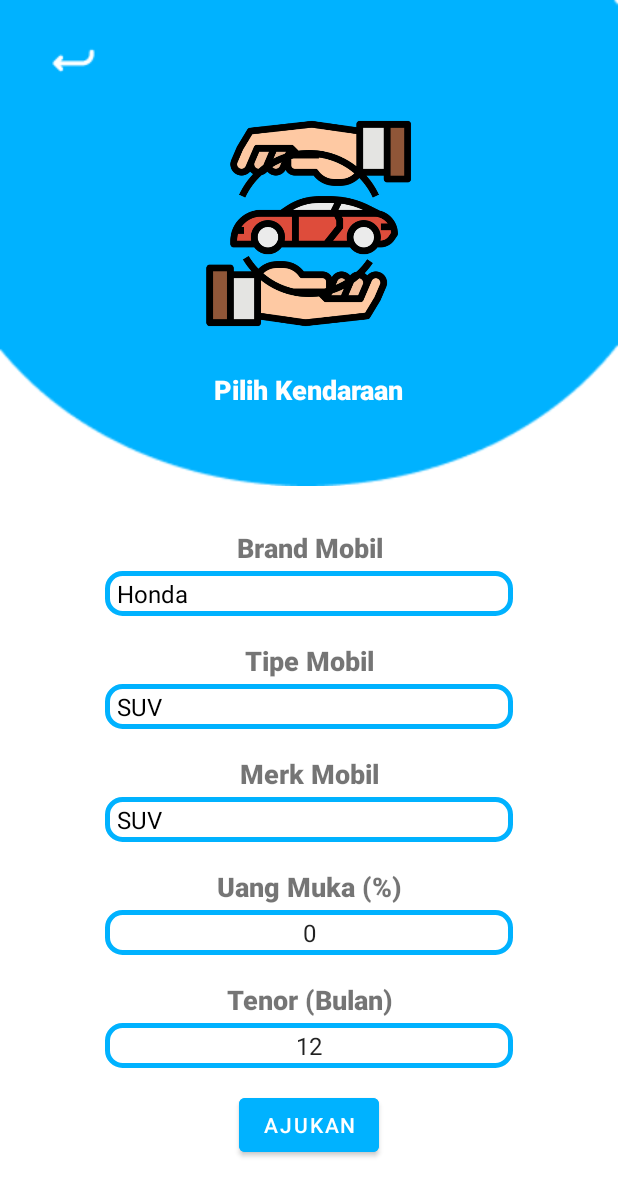
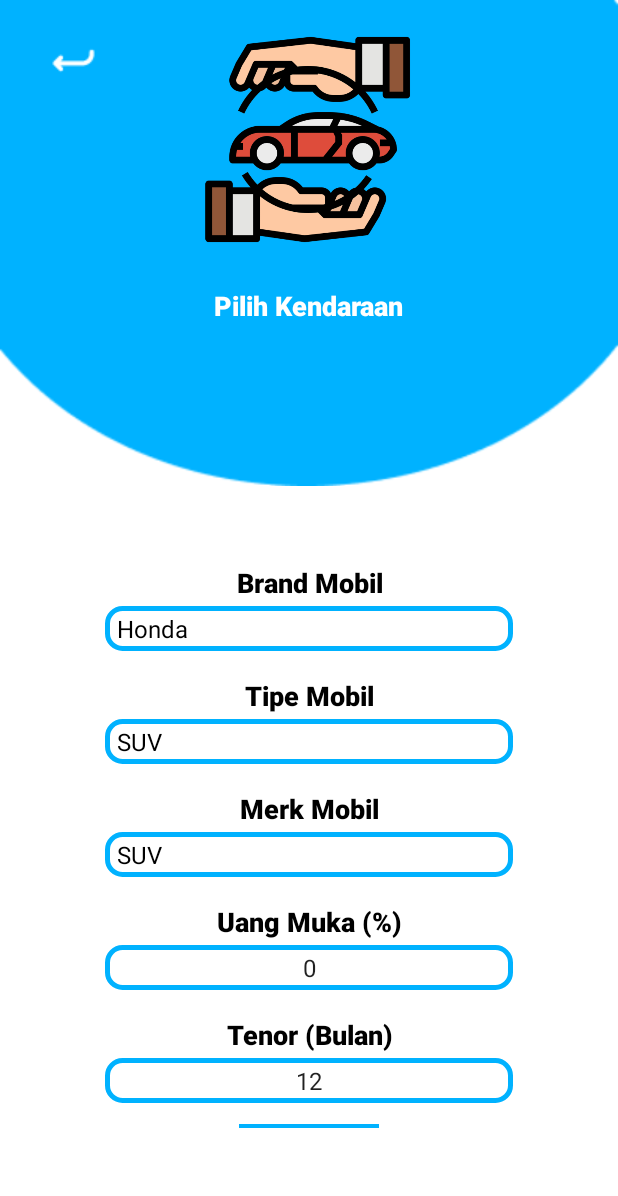
Before and after one commit to ojimanda/kreditmobil, an Android app: the PengajuanKredit screen opened directly, with no data from a screen before it, on a phone screen of 412 x 824 dp. Shown: the top 1196 px of the screen. Run offline under Robolectric (Android 15) with nearby library versions, the phone set to English and light mode, and no system bars; our stand-ins replace Firebase (no records; nobody signed in at launch, a user with empty details on screens opened directly).

Commit message:
new layout user

```diff
--- a/app/src/main/res/layout/activity_buycar.xml
+++ b/app/src/main/res/layout/activity_buycar.xml
@@ -21,9 +21,9 @@
                 android:id="@+id/imageView22"
                 android:layout_width="148dp"
                 android:layout_height="146dp"
-                android:layout_marginTop="76dp"
+                android:layout_marginTop="20dp"
                 app:layout_constraintEnd_toEndOf="parent"
-                app:layout_constraintHorizontal_bias="0.5"
+                app:layout_constraintHorizontal_bias="0.498"
                 app:layout_constraintStart_toStartOf="parent"
                 app:layout_constraintTop_toTopOf="parent"
                 app:srcCompat="@drawable/lease" />
@@ -66,16 +66,16 @@
             android:paddingVertical="40dp">
 
             <LinearLayout
-                android:layout_width="match_parent"
-                android:layout_height="match_parent"
+                android:layout_width="272dp"
+                android:layout_height="379dp"
+                android:gravity="center"
                 android:orientation="vertical"
-                android:gravity="center"
                 app:layout_constraintBottom_toBottomOf="parent"
                 app:layout_constraintEnd_toEndOf="parent"
                 app:layout_constraintHorizontal_bias="0.5"
                 app:layout_constraintStart_toStartOf="parent"
                 app:layout_constraintTop_toTopOf="parent"
-                app:layout_constraintVertical_bias="0.5" >
+                app:layout_constraintVertical_bias="0.5">
 
                 <LinearLayout
                     android:layout_width="match_parent"
@@ -85,20 +85,21 @@
                     <TextView
                         android:layout_width="match_parent"
                         android:layout_height="31dp"
+                        android:fontFamily="sans-serif-black"
+                        android:gravity="center"
                         android:text="Brand Mobil"
-                        android:gravity="center"
-                        android:textSize="18sp"
-                        android:fontFamily="sans-serif-black"/>
+                        android:textColor="#000000"
+                        android:textSize="18sp" />
 
                     <Spinner
                         android:id="@+id/spBrand"
+                        android:layout_width="match_parent"
+                        android:layout_height="30dp"
+                        android:layout_gravity="center"
+                        android:background="@drawable/border_input"
+                        android:gravity="center"
+                        android:spinnerMode="dialog"
                         android:textAlignment="center"
-                        android:spinnerMode="dialog"
-                        android:gravity="center"
-                        android:layout_width="match_parent"
-                        android:layout_gravity="center"
-                        android:layout_height="30dp"
-                        android:background="@drawable/border_input"
                         app:layout_constraintBottom_toBottomOf="parent"
                         app:layout_constraintEnd_toEndOf="parent"
                         app:layout_constraintHorizontal_bias="0.0"
@@ -116,18 +117,19 @@
                     <TextView
                         android:layout_width="match_parent"
                         android:layout_height="31dp"
+                        android:fontFamily="sans-serif-black"
+                        android:gravity="center"
                         android:text="Tipe Mobil"
-                        android:gravity="center"
-                        android:textSize="18sp"
-                        android:fontFamily="sans-serif-black"/>
+                        android:textColor="#000000"
+                        android:textSize="18sp" />
 
                     <Spinner
                         android:id="@+id/spTipe"
                         android:layout_width="match_parent"
+                        android:layout_height="30dp"
+                        android:background="@drawable/border_input"
                         android:spinnerMode="dialog"
-                        android:layout_height="30dp"
                         android:textAlignment="center"
-                        android:background="@drawable/border_input"
                         app:layout_constraintBottom_toBottomOf="parent"
                         app:layout_constraintEnd_toEndOf="parent"
                         app:layout_constraintHorizontal_bias="0.0"
@@ -145,18 +147,19 @@
                     <TextView
                         android:layout_width="match_parent"
                         android:layout_height="31dp"
+                        android:fontFamily="sans-serif-black"
+                        android:gravity="center"
                         android:text="Merk Mobil"
-                        android:gravity="center"
-                        android:textSize="18sp"
-                        android:fontFamily="sans-serif-black"/>
+                        android:textColor="#000000"
+                        android:textSize="18sp" />
 
                     <Spinner
                         android:id="@+id/spMerkMobil"
                         android:layout_width="match_parent"
                         android:layout_height="30dp"
+                        android:background="@drawable/border_input"
+                        android:spinnerMode="dialog"
                         android:textAlignment="center"
-                        android:spinnerMode="dialog"
-                        android:background="@drawable/border_input"
                         app:layout_constraintBottom_toBottomOf="parent"
                         app:layout_constraintEnd_toEndOf="parent"
                         app:layout_constraintHorizontal_bias="0.0"
@@ -165,6 +168,7 @@
                         app:layout_constraintVertical_bias="0.132"
                         tools:ignore="TouchTargetSizeCheck,SpeakableTextPresentCheck" />
                 </LinearLayout>
+
                 <LinearLayout
                     android:layout_width="match_parent"
                     android:layout_height="75dp"
@@ -176,15 +180,16 @@
                         android:fontFamily="sans-serif-black"
                         android:gravity="center"
                         android:text="Uang Muka (%)"
+                        android:textColor="#000000"
                         android:textSize="18sp" />
 
                     <Spinner
                         android:id="@+id/spUangMuka"
-                        android:textAlignment="center"
                         android:layout_width="match_parent"
                         android:layout_height="30dp"
+                        android:background="@drawable/border_input"
                         android:entries="@array/dp"
-                        android:background="@drawable/border_input"
+                        android:textAlignment="center"
                         app:layout_constraintBottom_toBottomOf="parent"
                         app:layout_constraintEnd_toEndOf="parent"
                         app:layout_constraintHorizontal_bias="0.0"
@@ -193,6 +198,7 @@
                         app:layout_constraintVertical_bias="0.132"
                         tools:ignore="TouchTargetSizeCheck,SpeakableTextPresentCheck" />
                 </LinearLayout>
+
                 <LinearLayout
                     android:layout_width="match_parent"
                     android:layout_height="75dp"
@@ -204,15 +210,16 @@
                         android:fontFamily="sans-serif-black"
                         android:gravity="center"
                         android:text="Tenor (Bulan)"
+                        android:textColor="#000000"
                         android:textSize="18sp" />
 
                     <Spinner
                         android:id="@+id/spTenor"
-                        android:textAlignment="center"
-                        android:entries="@array/tenor"
                         android:layout_width="match_parent"
                         android:layout_height="30dp"
                         android:background="@drawable/border_input"
+                        android:entries="@array/tenor"
+                        android:textAlignment="center"
                         app:layout_constraintBottom_toBottomOf="parent"
                         app:layout_constraintEnd_toEndOf="parent"
                         app:layout_constraintHorizontal_bias="0.0"
--- a/app/src/main/res/layout/activity_listmainuser.xml
+++ b/app/src/main/res/layout/activity_listmainuser.xml
@@ -65,7 +65,7 @@
                 android:id="@+id/imageView36"
                 android:layout_width="175dp"
                 android:layout_height="135dp"
-                android:layout_marginTop="16dp"
+                android:layout_marginTop="4dp"
                 app:layout_constraintEnd_toEndOf="parent"
                 app:layout_constraintStart_toStartOf="parent"
                 app:layout_constraintTop_toTopOf="parent"
@@ -75,11 +75,11 @@
                 android:id="@+id/textView44"
                 android:layout_width="wrap_content"
                 android:layout_height="wrap_content"
-                android:layout_marginTop="24dp"
+                android:layout_marginTop="16dp"
                 android:fontFamily="sans-serif-black"
                 android:text="List Mobil"
                 android:textColor="#FFFFFF"
-                android:textSize="24sp"
+                android:textSize="25sp"
                 app:layout_constraintEnd_toEndOf="parent"
                 app:layout_constraintHorizontal_bias="0.498"
                 app:layout_constraintStart_toStartOf="parent"
```
Also changed, not shown: app/src/main/res/layout/activity_history.xml (+7 -8 lines), app/src/main/res/layout/activity_pengajuan.xml (+9 -10 lines), app/src/main/res/layout/activity_review.xml (+29 -11 lines), app/src/main/res/layout/layout_history.xml (+20 -16 lines), app/src/main/res/layout/layout_listmainuser.xml (+20 -8 lines).
